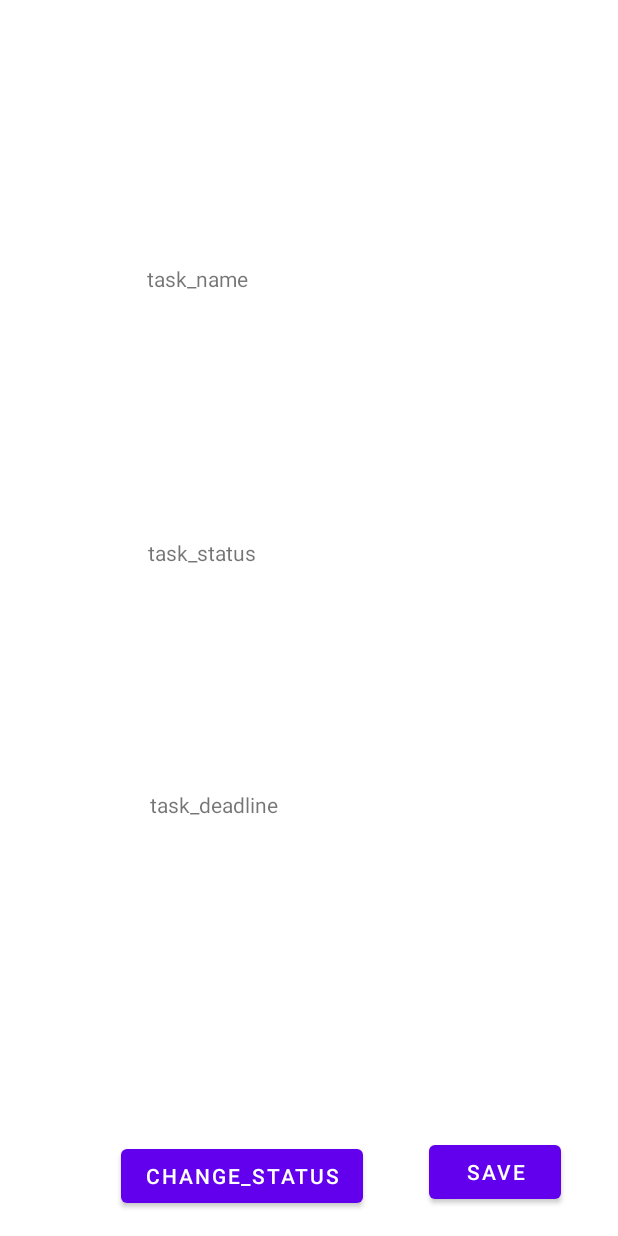
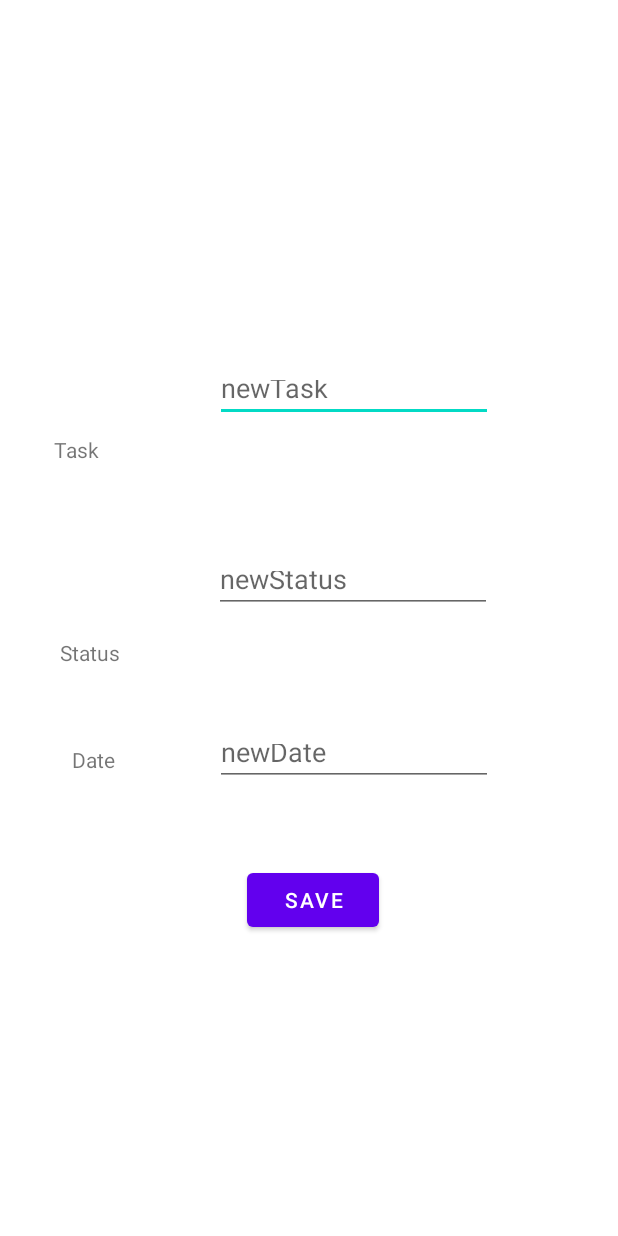
Before and after one commit to Hosam12452/assigment12s, an Android app: the layout taskstatus.xml on its own in the app's theme, with its tools: preview values and no code run, on a phone screen of 412 x 824 dp. Run offline under Robolectric (Android 15) with nearby library versions, the phone set to English and light mode, and no system bars.

```diff
--- a/app/src/main/AndroidManifest.xml
+++ b/app/src/main/AndroidManifest.xml
@@ -20,6 +20,8 @@
                 <category android:name="android.intent.category.LAUNCHER" />
             </intent-filter>
         </activity>
+        <activity android:name=".SecondActivity">
+        </activity>
     </application>
 
 </manifest>
--- a/app/src/main/res/layout/taskstatus.xml
+++ b/app/src/main/res/layout/taskstatus.xml
@@ -5,59 +5,89 @@
     android:layout_width="match_parent"
     android:layout_height="match_parent">
 
-    <Button
-        android:id="@+id/change_status"
+    <TextView
+        android:id="@+id/textView10"
         android:layout_width="wrap_content"
         android:layout_height="wrap_content"
-        android:layout_marginBottom="16dp"
-        android:text="change_status"
-        app:layout_constraintBottom_toBottomOf="parent"
-        app:layout_constraintEnd_toEndOf="parent"
-        app:layout_constraintHorizontal_bias="0.321"
+        android:layout_marginStart="40dp"
+        android:layout_marginBottom="52dp"
+        android:text="Status"
+        app:layout_constraintBottom_toTopOf="@+id/textView11"
         app:layout_constraintStart_toStartOf="parent" />
 
     <TextView
         android:id="@+id/name"
-        android:layout_width="211dp"
-        android:layout_height="39dp"
-        android:text="task_name"
-        app:layout_constraintBottom_toTopOf="@+id/task_status"
-        app:layout_constraintEnd_toEndOf="parent"
-        app:layout_constraintHorizontal_bias="0.49"
+        android:layout_width="60dp"
+        android:layout_height="20dp"
+        android:layout_marginStart="36dp"
+        android:text="Task "
+        app:layout_constraintBottom_toTopOf="@+id/textView10"
         app:layout_constraintStart_toStartOf="parent"
         app:layout_constraintTop_toTopOf="parent"
-        app:layout_constraintVertical_bias="0.551" />
+        app:layout_constraintVertical_bias="0.716" />
 
     <TextView
-        android:id="@+id/task_status"
-        android:layout_width="214dp"
-        android:layout_height="40dp"
-        android:layout_marginBottom="128dp"
-        android:text="task_status"
-        app:layout_constraintBottom_toTopOf="@+id/task_deadline"
-        app:layout_constraintEnd_toEndOf="parent"
-        app:layout_constraintHorizontal_bias="0.497"
-        app:layout_constraintStart_toStartOf="parent" />
-
-    <TextView
-        android:id="@+id/task_deadline"
-        android:layout_width="212dp"
-        android:layout_height="53dp"
-        android:layout_marginBottom="180dp"
-        android:text="task_deadline"
-        app:layout_constraintBottom_toTopOf="@+id/change_status"
-        app:layout_constraintEnd_toEndOf="parent"
+        android:id="@+id/textView11"
+        android:layout_width="wrap_content"
+        android:layout_height="wrap_content"
+        android:layout_marginStart="48dp"
+        android:layout_marginBottom="60dp"
+        android:text="Date"
+        app:layout_constraintBottom_toTopOf="@+id/save"
         app:layout_constraintStart_toStartOf="parent" />
 
     <Button
         android:id="@+id/save"
         android:layout_width="wrap_content"
         android:layout_height="wrap_content"
-        android:text="save"
+        android:layout_marginEnd="159dp"
+        android:layout_marginBottom="200dp"
+        android:text="Save"
         app:layout_constraintBottom_toBottomOf="parent"
         app:layout_constraintEnd_toEndOf="parent"
-        app:layout_constraintHorizontal_bias="0.882"
-        app:layout_constraintStart_toStartOf="parent"
+        app:layout_constraintHorizontal_bias="1.0"
+        app:layout_constraintStart_toStartOf="parent" />
+
+    <EditText
+        android:id="@+id/taskname"
+        android:layout_width="185dp"
+        android:layout_height="38dp"
+        android:ems="10"
+        android:hint="newTask"
+        android:inputType="textPersonName"
+        app:layout_constraintBottom_toBottomOf="parent"
+        app:layout_constraintEnd_toEndOf="parent"
+        app:layout_constraintHorizontal_bias="0.361"
+        app:layout_constraintStart_toEndOf="@+id/name"
         app:layout_constraintTop_toTopOf="parent"
-        app:layout_constraintVertical_bias="0.976" />
+        app:layout_constraintVertical_bias="0.31" />
+
+    <EditText
+        android:id="@+id/status"
+        android:layout_width="185dp"
+        android:layout_height="38dp"
+        android:ems="10"
+        android:hint="newStatus"
+        android:inputType="textPersonName"
+        app:layout_constraintBottom_toTopOf="@+id/date"
+        app:layout_constraintEnd_toEndOf="parent"
+        app:layout_constraintHorizontal_bias="0.429"
+        app:layout_constraintStart_toEndOf="@+id/textView10"
+        app:layout_constraintTop_toBottomOf="@+id/taskname"
+        app:layout_constraintVertical_bias="0.534" />
+
+    <EditText
+        android:id="@+id/date"
+        android:layout_width="185dp"
+        android:layout_height="38dp"
+        android:layout_marginStart="23dp"
+        android:layout_marginBottom="52dp"
+        android:ems="10"
+        android:hint="newDate"
+        android:inputType="textPersonName"
+        app:layout_constraintBottom_toTopOf="@+id/save"
+        app:layout_constraintEnd_toEndOf="parent"
+        app:layout_constraintHorizontal_bias="0.341"
+        app:layout_constraintStart_toEndOf="@+id/textView11" />
+
 </androidx.constraintlayout.widget.ConstraintLayout>
```
Also changed, not shown: app/src/main/java/assaf/hosam/myapplication/MainActivity.java (+34 -3 lines), app/src/main/java/assaf/hosam/myapplication/SecondActivity.java (added, +86 -0 lines), app/src/main/res/layout/activity_main.xml (+3 -27 lines).
